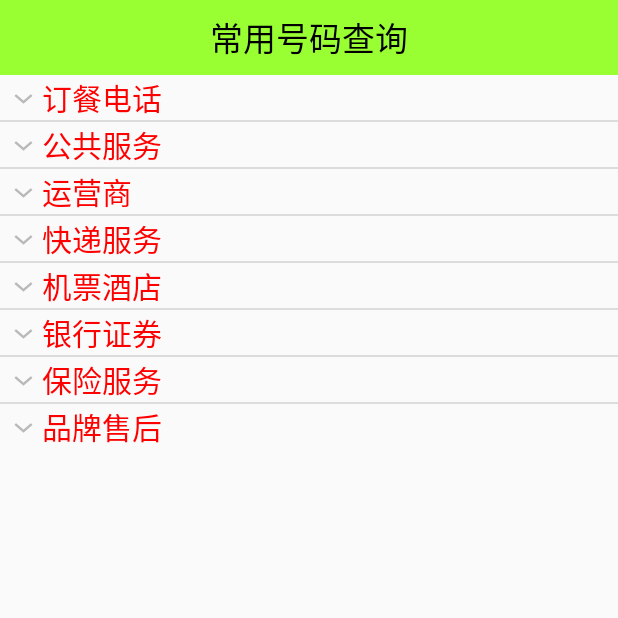
After one commit to liuxiaoping910818/MobileSafe, an Android app: the CommonNumberActivity screen opened directly, with no data from a screen before it, on a phone screen of 412 x 824 dp, the top half of it. The commit adds this screen. Run offline under Robolectric (Android 15) with nearby library versions, the phone set to English and light mode, and no system bars.

Commit message:
在高级管理中并把增加了常用电话的查询，其使用的重要的知识点是ExpandableListVew，

```diff
--- a/app/src/main/AndroidManifest.xml
+++ b/app/src/main/AndroidManifest.xml
@@ -1,6 +1,7 @@
 <?xml version="1.0" encoding="utf-8"?>
 <manifest xmlns:android="http://schemas.android.com/apk/res/android"
-    package="liu.com.mobilesafe">
+    package="liu.com.mobilesafe"
+    android:installLocation="auto">
 
     <uses-permission android:name="android.permission.INTERNET" />
     <uses-permission android:name="android.permission.WRITE_EXTERNAL_STORAGE" />
@@ -77,7 +78,8 @@
             android:enabled="true"
             android:exported="true" />
 
-        <activity android:name=".activity.AppManagerActivity"></activity>
+        <activity android:name=".activity.AppManagerActivity" />
+        <activity android:name=".activity.CommonNumberActivity"></activity>
     </application>
 
 </manifest>
--- /dev/null
+++ b/app/src/main/java/liu/com/mobilesafe/activity/CommonNumberActivity.java
@@ -0,0 +1,144 @@
+package liu.com.mobilesafe.activity;
+
+import android.content.Intent;
+import android.graphics.Color;
+import android.net.Uri;
+import android.os.Bundle;
+import android.support.v7.app.AppCompatActivity;
+import android.view.View;
+import android.view.ViewGroup;
+import android.widget.BaseExpandableListAdapter;
+import android.widget.ExpandableListView;
+import android.widget.TextView;
+
+import java.util.ArrayList;
+
+import liu.com.mobilesafe.R;
+import liu.com.mobilesafe.dao.CommonNumberDao;
+import liu.com.mobilesafe.domain.ChildInfo;
+import liu.com.mobilesafe.domain.GroupInfo;
+
+/**
+ * 常用号码查询
+ *
+ * @author Kevin
+ *
+ */
+public class CommonNumberActivity extends AppCompatActivity {
+
+    private ExpandableListView elvList;
+    private CommonNumberAdapter mAdapter;
+    private ArrayList<GroupInfo> mCommonNumerGroups;
+
+    @Override
+    protected void onCreate(Bundle savedInstanceState) {
+        super.onCreate(savedInstanceState);
+        setContentView(R.layout.activity_common_number);
+        elvList = (ExpandableListView) findViewById(R.id.elv_list);
+
+        // 从数据库中读取号码信息
+        mCommonNumerGroups = CommonNumberDao.getCommonNumberGroups();
+
+        mAdapter = new CommonNumberAdapter();
+        elvList.setAdapter(mAdapter);
+
+        elvList.setOnChildClickListener(new ExpandableListView.OnChildClickListener() {
+
+            @Override
+            public boolean onChildClick(ExpandableListView parent, View v,
+                                        int groupPosition, int childPosition, long id) {
+                System.out.println("第" + groupPosition + "组-第" + childPosition
+                        + "项被点击");
+                ChildInfo child = mAdapter.getChild(groupPosition,
+                        childPosition);
+
+                // 跳转到打电话页面
+                // 需要权限:CALL_PHONE
+                Intent intent = new Intent(Intent.ACTION_DIAL);
+                intent.setData(Uri.parse("tel:" + child.number));
+                startActivity(intent);
+                return false;
+            }
+        });
+    }
+
+    class CommonNumberAdapter extends BaseExpandableListAdapter {
+
+        // 返回组的数量
+        @Override
+        public int getGroupCount() {
+            // return 8;
+            return mCommonNumerGroups.size();
+        }
+
+        // 返回每个组孩子的数量
+        @Override
+        public int getChildrenCount(int groupPosition) {
+            // return groupPosition + 1;
+            return mCommonNumerGroups.get(groupPosition).children.size();
+        }
+
+        // 返回组的对象getItem()
+        @Override
+        public GroupInfo getGroup(int groupPosition) {
+            return mCommonNumerGroups.get(groupPosition);
+        }
+
+        // 返回孩子的对象getItem()
+        @Override
+        public ChildInfo getChild(int groupPosition, int childPosition) {
+            return mCommonNumerGroups.get(groupPosition).children
+                    .get(childPosition);
+        }
+
+        // 返回组id, getItemId()
+        @Override
+        public long getGroupId(int groupPosition) {
+            return groupPosition;
+        }
+
+        // 返回孩子id, getItemId()
+        @Override
+        public long getChildId(int groupPosition, int childPosition) {
+            return childPosition;
+        }
+
+        @Override
+        public boolean hasStableIds() {
+            return false;
+        }
+
+        // 组的布局 getView
+        @Override
+        public View getGroupView(int groupPosition, boolean isExpanded,
+                                 View convertView, ViewGroup parent) {
+            TextView view = new TextView(getApplicationContext());
+            view.setTextColor(Color.RED);
+            view.setTextSize(20);
+            // view.setText("       第" + groupPosition + "组");
+            GroupInfo group = getGroup(groupPosition);
+            view.setText("      " + group.name);
+            return view;
+        }
+
+        // 孩子的布局 getView
+        @Override
+        public View getChildView(int groupPosition, int childPosition,
+                                 boolean isLastChild, View convertView, ViewGroup parent) {
+            TextView view = new TextView(getApplicationContext());
+            view.setTextColor(Color.BLACK);
+            view.setTextSize(18);
+            // view.setText("第" + groupPosition + "组-第" + childPosition + "项");
+            ChildInfo child = getChild(groupPosition, childPosition);
+            view.setText(child.name + "\n" + child.number);
+            return view;
+        }
+
+        // 表示孩子是否可以点击
+        @Override
+        public boolean isChildSelectable(int groupPosition, int childPosition) {
+            return true;
+        }
+
+    }
+}
--- a/app/src/main/java/liu/com/mobilesafe/activity/SplashActivity.java
+++ b/app/src/main/java/liu/com/mobilesafe/activity/SplashActivity.java
@@ -145,6 +145,8 @@ public class SplashActivity extends Activity {
             mHandler.sendEmptyMessageDelayed(CODE_ENTER_HOME,2000);
         }
         copyDb("address.db");
+        installShortcut();
+        copyDb("commonnum.db");
         installShortcut();
     }
 
--- /dev/null
+++ b/app/src/main/java/liu/com/mobilesafe/dao/CommonNumberDao.java
@@ -0,0 +1,79 @@
+package liu.com.mobilesafe.dao;
+
+import android.database.Cursor;
+import android.database.sqlite.SQLiteDatabase;
+
+import java.util.ArrayList;
+
+import liu.com.mobilesafe.domain.ChildInfo;
+import liu.com.mobilesafe.domain.GroupInfo;
+
+/**
+ * Created by Administrator on 2016/5/8.
+ */
+public class CommonNumberDao {
+    private static final String PATH = "/data/data/liu.com.mobilesafe/files/commonnum.db";
+
+    /**
+     * 获取常用号码组的信息
+     */
+    public static ArrayList<GroupInfo> getCommonNumberGroups(){
+
+        // 打开数据库, 只支持从data/data目录打开,
+        // 不能从assets打开
+        SQLiteDatabase database=SQLiteDatabase.openDatabase(PATH,null,SQLiteDatabase.OPEN_READONLY);
+
+        Cursor cursor=database.query("classlist",new String[]{"name","idx"},null,null,null,null,null);
+
+        ArrayList<GroupInfo> list=new ArrayList<>();
+        while (cursor.moveToNext()){
+
+            GroupInfo info=new GroupInfo();
+            String name=cursor.getString(0);
+            String idx=cursor.getString(1);
+
+            info.name=name;
+            info.idx=idx;
+            info.children=getCommonNumberChildren(idx, database);
+
+            list.add(info);
+
+
+        }
+
+        cursor.close();
+        database.close();
+
+
+        return list;
+    }
+
+    /**
+     * 获取某个组孩子的信息
+     *
+     * @param idx
+     * @param database
+     * @return
+     */
+    public static ArrayList<ChildInfo> getCommonNumberChildren(String idx,
+                                                               SQLiteDatabase database) {
+        Cursor cursor = database.query("table" + idx, new String[] { "number",
+                "name" }, null, null, null, null, null);
+
+        ArrayList<ChildInfo> list = new ArrayList<ChildInfo>();
+        while (cursor.moveToNext()) {
+            ChildInfo info = new ChildInfo();
+            String number = cursor.getString(0);
+            String name = cursor.getString(1);
+            info.number = number;
+            info.name = name;
+
+            list.add(info);
+
+        }
+
+        cursor.close();
+        return list;
+    }
+
+}
--- /dev/null
+++ b/app/src/main/java/liu/com/mobilesafe/domain/ChildInfo.java
@@ -0,0 +1,10 @@
+package liu.com.mobilesafe.domain;
+
+/**
+ * Created by Administrator on 2016/5/8.
+ */
+public class ChildInfo {
+
+    public String name;
+    public String number;
+}
--- /dev/null
+++ b/app/src/main/java/liu/com/mobilesafe/domain/GroupInfo.java
@@ -0,0 +1,13 @@
+package liu.com.mobilesafe.domain;
+
+import java.util.ArrayList;
+
+/**
+ * Created by Administrator on 2016/5/8.
+ */
+public class GroupInfo {
+
+    public String name;
+    public  String idx;
+    public ArrayList<ChildInfo> children;
+}
--- a/app/src/main/java/liu/com/mobilesafe/engine/AppInforProvider.java
+++ b/app/src/main/java/liu/com/mobilesafe/engine/AppInforProvider.java
@@ -18,7 +18,6 @@ import liu.com.mobilesafe.domain.AppInfo;
 public class AppInforProvider{
 
 
-    //获取已安装的应用
 
     /**
      * 获取已安装应用
@@ -40,7 +39,7 @@ public class AppInforProvider{
             info.icon = icon;
 
             // 状态机, 通过01状态来表示是否具备某些属性和功能
-            int flags = applicationInfo.flags;// 获取应用标记
+            int flags = applicationInfo.flags;// 获取应用标记,flags=0000 0101
             if ((flags & ApplicationInfo.FLAG_EXTERNAL_STORAGE) == ApplicationInfo.FLAG_EXTERNAL_STORAGE) {
                 // 安装在sdcard
                 info.isRom = false;
@@ -49,6 +48,7 @@ public class AppInforProvider{
                 info.isRom = true;
             }
 
+            //FLAG_SYSTEM=0000 0001
             if ((flags & ApplicationInfo.FLAG_SYSTEM) == ApplicationInfo.FLAG_SYSTEM) {
                 // 系统应用
                 info.isUser = false;
--- /dev/null
+++ b/app/src/main/res/layout/activity_common_number.xml
@@ -0,0 +1,17 @@
+<?xml version="1.0" encoding="utf-8"?>
+<LinearLayout xmlns:android="http://schemas.android.com/apk/res/android"
+    android:layout_width="match_parent"
+    android:layout_height="match_parent"
+    android:orientation="vertical" >
+
+    <TextView
+        style="@style/TitleStyle"
+        android:text="常用号码查询" />
+
+    <ExpandableListView
+        android:id="@+id/elv_list"
+        android:layout_width="match_parent"
+        android:layout_height="wrap_content" >
+    </ExpandableListView>
+
+</LinearLayout>
```
Also changed, not shown: app/src/main/java/liu/com/mobilesafe/activity/AToolsActivity.java (+15 -2 lines), app/src/main/java/liu/com/mobilesafe/activity/AppManagerActivity.java (+10 -1 lines), app/src/main/res/layout/activity_atools.xml (+15 -1 lines).
